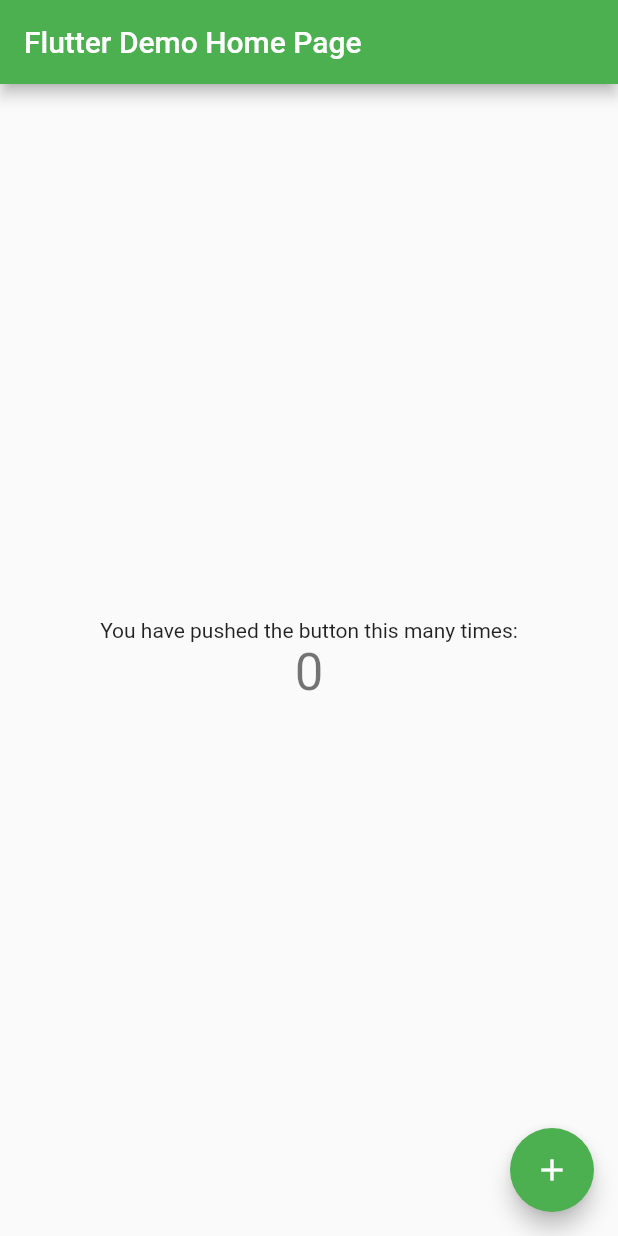
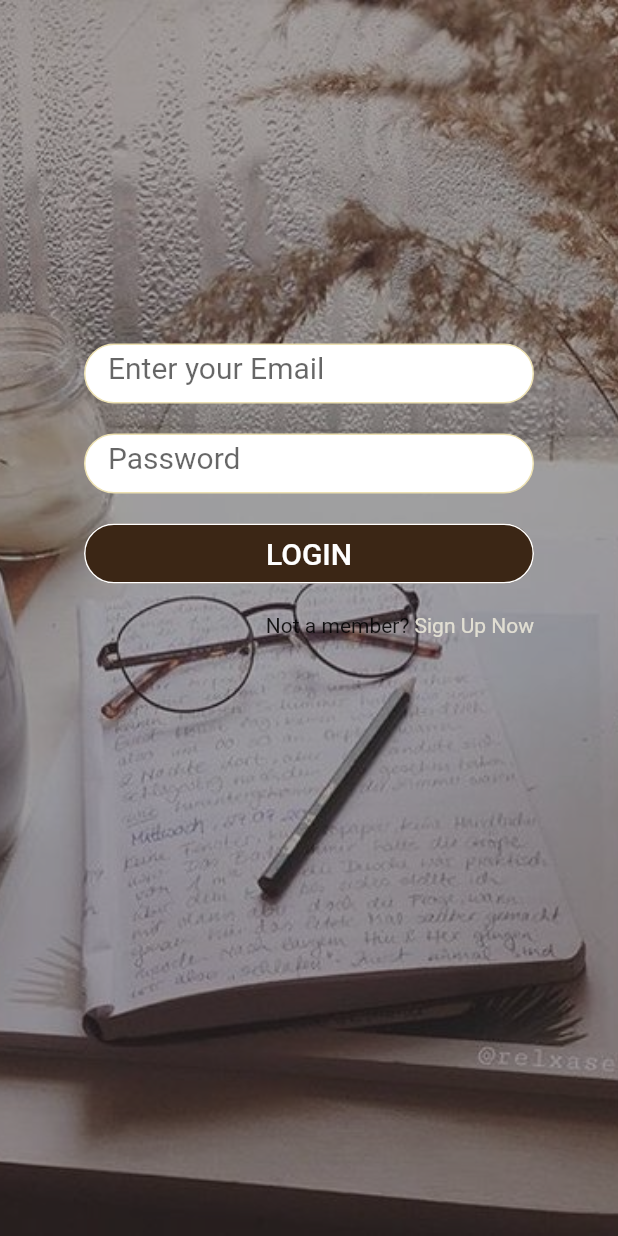
Before and after one commit to marcusmak/IoT-Track-and-trace-system, a Flutter app: the screen it shows after launch, on a phone screen of 412 x 824 dp. Run offline on Flutter 3.47's test engine with Material 2 defaults, Android fonts, the phone set to English and light mode, and no system bars; our stand-ins replace flutter_svg; Roboto replaces fonts that are missing (Century Gothic).

Commit message:
rough login page

```diff
--- /dev/null
+++ b/lib/SignUp1.dart
@@ -0,0 +1,150 @@
+import 'package:flutter/material.dart';
+import 'package:flutter_svg/flutter_svg.dart';
+
+class SignUp1 extends StatelessWidget {
+  SignUp1({
+    Key key,
+  }) : super(key: key);
+  @override
+  Widget build(BuildContext context) {
+    return Scaffold(
+      backgroundColor: const Color(0xff323232),
+      body: Stack(
+        children: <Widget>[
+          Container(
+            constraints: BoxConstraints.expand(),
+            decoration: BoxDecoration(
+              image: DecorationImage(
+                image: const AssetImage('assets/images/test.jpg'),
+                fit: BoxFit.cover,
+                colorFilter: new ColorFilter.mode(
+                    Colors.black.withOpacity(0.6), BlendMode.dstIn),
+              ),
+              border: Border.all(width: 1.0, color: const Color(0x00000000)),
+            ),
+          ),
+          // Adobe XD layer: 'Account Setting' (group)
+          Align(
+             alignment: Alignment(0.0,-0.25),
+             child:
+                Account_setting()
+          )
+        ]
+      )
+    );
+  }
+}
+
+class Account_setting extends StatelessWidget{
+  Account_setting({Key key}) : super(key: key);
+
+  @override
+  Widget build(BuildContext context){
+    return Column(
+      crossAxisAlignment: CrossAxisAlignment.start,
+      mainAxisSize: MainAxisSize.min,
+      children:<Widget>[
+          InputBox(hintText:"Enter your Email",obscure:false),
+          InputBox(hintText:"Password",obscure:true),
+          Padding(
+            padding: EdgeInsets.symmetric(vertical:10.0),
+            child:Container(
+              child: FlatButton(
+                color: const Color.fromARGB(255, 59, 38, 21), //(0x59382100)
+                textColor: Colors.white,
+                disabledColor: Colors.grey,
+                disabledTextColor: Colors.black,
+                padding: EdgeInsets.all(8.0),
+                // splashColor: Colors.blueAccent,
+                onPressed: () {
+                  /*...*/
+                },
+                // minWidth:300,
+                // minHeight:40,
+                child: Text(
+                  "LOGIN",
+                  style: TextStyle(fontSize: 20.0),
+                ),
+                shape: RoundedRectangleBorder(
+                  borderRadius: BorderRadius.circular(24.0),
+                  side: BorderSide(color: Colors.white)
+                ),
+              ),
+
+              width: 300,
+              height: 40,
+
+            )
+         ),
+         Padding(padding: EdgeInsets.symmetric(vertical:10.0),
+          child: Container(
+              width: 300,
+              height: 40,
+              child: Row(
+                      mainAxisSize: MainAxisSize.min,
+                      children: <Widget>[
+                        Text("Not a member? "),
+                        Text("Sign Up Now",style:TextStyle(
+                          color:const Color.fromARGB(255, 225, 222, 210),//Color(0xE1DED2ff)
+                        )),
+
+                        ],
+                      ),
+              alignment:AlignmentDirectional.topEnd,
+
+          )
+         )
+
+
+      ]
+    );
+  }
+
+
+
+
+}
+
+
+class InputBox extends StatelessWidget{
+  InputBox({Key key,this.hintText, this.obscure}): super(key: key);
+
+  final String hintText;
+  final bool obscure;
+
+  @override
+  Widget build(BuildContext context)
+  {
+    return Padding(
+      padding: EdgeInsets.symmetric(vertical: 10.0),
+      child: Container
+          (
+           height:40,
+           width:300,
+           decoration: BoxDecoration(
+                      borderRadius: BorderRadius.circular(24.0),
+                      color: const Color(0xffffffff),
+                      border: Border.all(
+                          width: 1.0, color: const Color(0xffede1b1)),
+                    ),
+            child: Padding(
+              padding: EdgeInsets.only(left:15.0),
+              child:TextFormField(
+                decoration: InputDecoration(
+                  border: InputBorder.none,
+                  hintText: this.hintText,
+                ),
+                style: TextStyle(
+                  fontFamily: 'Century Gothic',
+                  fontSize: 20,
+                  // color: const Color(0x),
+                ),
+                obscureText: this.obscure
+              )
+
+            )
+
+         )
+    );
+  }
+}
--- a/lib/main.dart
+++ b/lib/main.dart
@@ -1,4 +1,5 @@
 import 'package:flutter/material.dart';
+import 'SignUp1.dart';
 
 void main() {
   runApp(MyApp());
@@ -26,7 +27,8 @@
         // closer together (more dense) than on mobile platforms.
         visualDensity: VisualDensity.adaptivePlatformDensity,
       ),
-      home: MyHomePage(title: 'Flutter Demo Home Page'),
+      home: SignUp1(),
+      // home: SignUp1(title: 'Flutter Demo Home Page'),
     );
   }
 }
--- a/pubspec.yaml
+++ b/pubspec.yaml
@@ -23,6 +23,8 @@
 dependencies:
   flutter:
     sdk: flutter
+  flutter_svg: ^0.17.0
+  adobe_xd: ^0.1.4
 
 
   # The following adds the Cupertino Icons font to your application.
@@ -45,8 +47,8 @@
   uses-material-design: true
 
   # To add assets to your application, add an assets section, like this:
-  # assets:
-  #   - images/a_dot_burr.jpeg
+  assets:
+    - assets/images/test.jpg
   #   - images/a_dot_ham.jpeg
 
   # An image asset can refer to one or more resolution-specific "variants", see
```
Also changed, not shown: assets/images/test.jpg (added), flutter_01.png (added), pubspec.lock.
